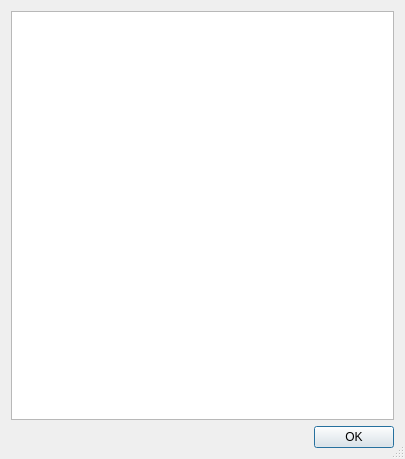
kanryu/quickviewer, file QuickViewer/src/exifdialog.ui: the form before one commit.
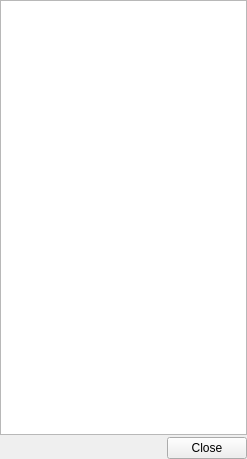
The form after the commit.

Commit message:
Support for Animated PNG(APNG), read completed check, improve ExifDialog
- read completed check, if you read complate, FolderWindow shows a green bar
- improve ExifDialog
   - will be embedded
   - can next/prev changing

Diff of the .ui file:
```diff
--- a/QuickViewer/src/exifdialog.ui
+++ b/QuickViewer/src/exifdialog.ui
@@ -1,22 +1,40 @@
 <?xml version="1.0" encoding="UTF-8"?>
 <ui version="4.0">
  <class>ExifDialog</class>
- <widget class="QDialog" name="ExifDialog">
+ <widget class="QWidget" name="ExifDialog">
   <property name="geometry">
    <rect>
     <x>0</x>
     <y>0</y>
-    <width>405</width>
+    <width>247</width>
     <height>459</height>
    </rect>
   </property>
   <property name="windowTitle">
    <string>Exif Information</string>
   </property>
-  <property name="sizeGripEnabled">
-   <bool>true</bool>
+  <property name="autoFillBackground">
+   <bool>false</bool>
+  </property>
+  <property name="sizeGripEnabled" stdset="0">
+   <bool>false</bool>
   </property>
   <layout class="QVBoxLayout" name="verticalLayout">
+   <property name="spacing">
+    <number>2</number>
+   </property>
+   <property name="leftMargin">
+    <number>0</number>
+   </property>
+   <property name="topMargin">
+    <number>0</number>
+   </property>
+   <property name="rightMargin">
+    <number>0</number>
+   </property>
+   <property name="bottomMargin">
+    <number>0</number>
+   </property>
    <item>
     <widget class="QTextEdit" name="textEdit">
      <property name="enabled">
@@ -33,7 +51,7 @@
       <enum>Qt::Horizontal</enum>
      </property>
      <property name="standardButtons">
-      <set>QDialogButtonBox::Ok</set>
+      <set>QDialogButtonBox::Close</set>
      </property>
     </widget>
    </item>
```
Left out of the diff: 7 changed lines with no effect on the pictures. The commit also changes 16 other files.
